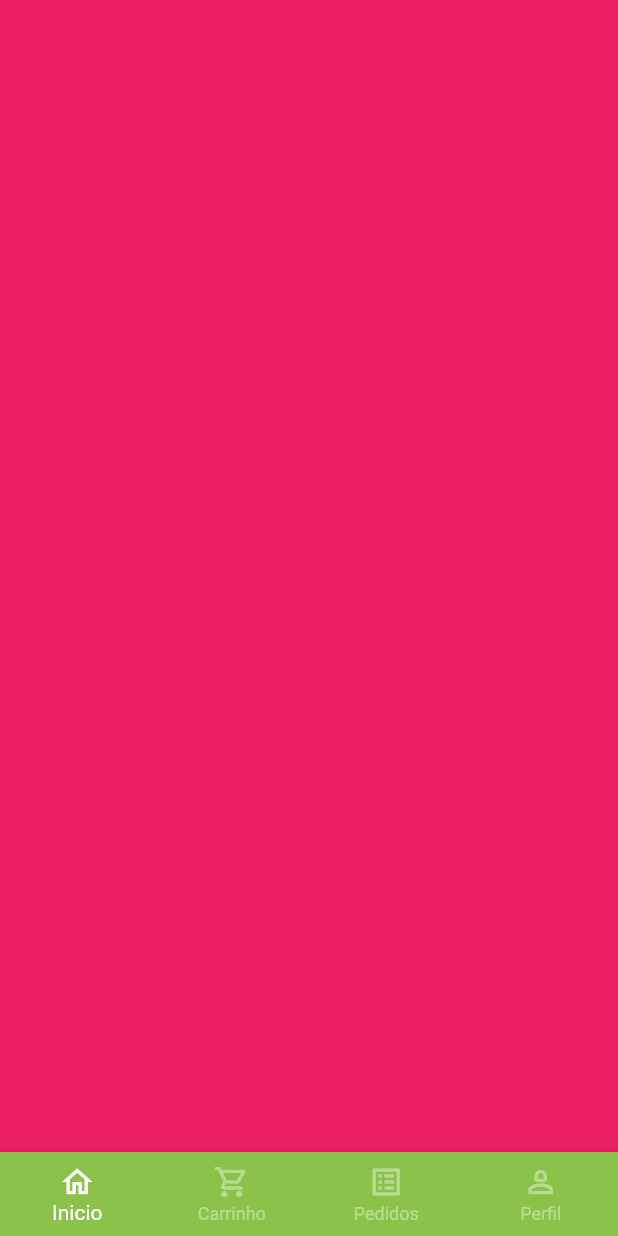
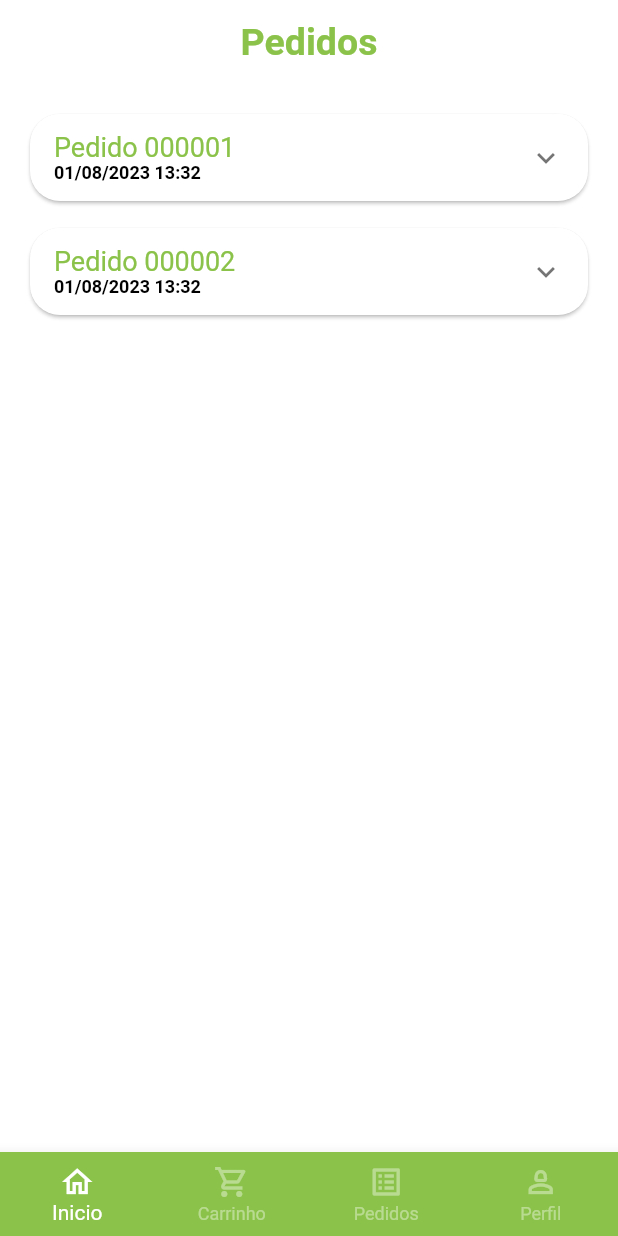
Before and after one commit to Raf-Alcides/greengrocer_mobile, a Flutter app: the BaseScreen screen opened directly, swiped to page 3, on a phone screen of 412 x 824 dp. Run offline on Flutter 3.47's test engine with Material 2 defaults, Android fonts, the phone set to English and light mode, and no system bars; our stand-ins replace animated_text_kit, flutter_screenutil, mask_text_input_formatter, qr_flutter.

Commit message:
Tela de Pedidos

```diff
--- /dev/null
+++ b/lib/app/components/order/order_tile.dart
@@ -0,0 +1,134 @@
+import 'package:flutter/material.dart';
+import 'package:greengrocer_mobile/app/components/order/order_status_widget.dart';
+import 'package:greengrocer_mobile/app/components/widgets/custom_elevated_button.dart';
+import 'package:greengrocer_mobile/app/core/ui/extension/theme_extension.dart';
+import 'package:greengrocer_mobile/app/core/ui/services/utils_services.dart';
+import 'package:greengrocer_mobile/app/models/cart_item_model.dart';
+import 'package:greengrocer_mobile/app/models/order_model.dart';
+
+import '../widgets/payment_dialog.dart';
+
+class OrderTile extends StatelessWidget {
+  final OrderModel orderItem;
+
+  OrderTile({super.key, required this.orderItem});
+
+  final UtilsServices utilsServices = UtilsServices();
+
+  @override
+  Widget build(BuildContext context) {
+    return Card(
+      shape: RoundedRectangleBorder(borderRadius: BorderRadius.circular(20)),
+      child: Theme(
+        data: Theme.of(context).copyWith(dividerColor: Colors.transparent),
+        child: ExpansionTile(
+          title: Column(
+            mainAxisSize: MainAxisSize.min,
+            crossAxisAlignment: CrossAxisAlignment.start,
+            children: [
+              Text(
+                'Pedido ${orderItem.id}',
+                style: TextStyle(color: context.primaryColor, fontSize: 18),
+              ),
+              Text(
+                utilsServices.formatData(orderItem.createDateTime),
+                style: const TextStyle(
+                    fontSize: 12,
+                    fontWeight: FontWeight.bold,
+                    color: Colors.black),
+              )
+            ],
+          ),
+          childrenPadding: const EdgeInsets.fromLTRB(16, 0, 16, 16),
+          expandedCrossAxisAlignment: CrossAxisAlignment.stretch,
+          children: [
+            IntrinsicHeight(
+              child: Row(
+                children: [
+                  Expanded(
+                    flex: 3,
+                    child: SizedBox(
+                      height: 150,
+                      child: ListView(
+                          children: orderItem.items.map((e) {
+                        return _OrdeItemWidget(
+                          utilsServices: utilsServices,
+                          e: e,
+                        );
+                      }).toList()),
+                    ),
+                  ),
+                  VerticalDivider(
+                    color: context.primaryColor,
+                    thickness: 2,
+                    width: 8,
+                  ),
+                  Expanded(
+                    flex: 2,
+                    child: OrderStatusWidget(
+                      status: orderItem.status,
+                      isOrvedue:
+                          orderItem.overdueDateTime.isBefore(DateTime.now()),
+                    ),
+                  ),
+                ],
+              ),
+            ),
+            Text.rich(
+              TextSpan(style: const TextStyle(fontSize: 20), children: [
+                const TextSpan(
+                    text: 'Total',
+                    style: TextStyle(fontWeight: FontWeight.bold)),
+                TextSpan(text: utilsServices.priceToCurrent(orderItem.total))
+              ]),
+            ),
+            const SizedBox(
+              height: 7,
+            ),
+            Visibility(
+                visible: orderItem.status == 'pending_payment',
+                child: CustomElevatedButton(
+                  text: 'Ver Qr Code pix',
+                  onPressed: () {
+                    showDialog(
+                      context: context,
+                      builder: (_) {
+                        return PaymentDialog(order: orderItem,);
+                      },);
+                  },
+                ))
+          ],
+        ),
+      ),
+    );
+  }
+}
+
+class _OrdeItemWidget extends StatelessWidget {
+  final CartItemModel e;
+
+  const _OrdeItemWidget({
+    Key? key,
+    required this.e,
+    required this.utilsServices,
+  }) : super(key: key);
+
+  final UtilsServices utilsServices;
+
+  @override
+  Widget build(BuildContext context) {
+    return Padding(
+      padding: const EdgeInsets.only(bottom: 10),
+      child: Row(
+        children: [
+          Text(
+            '${e.quantity} ${e.item.unit} ',
+            style: const TextStyle(fontWeight: FontWeight.bold),
+          ),
+          Expanded(child: Text(e.item.itemName)),
+          Text(utilsServices.priceToCurrent(e.totalPrice()))
+        ],
+      ),
+    );
+  }
+}
--- a/lib/app/core/app_data.dart
+++ b/lib/app/core/app_data.dart
@@ -1,4 +1,5 @@
 import 'package:greengrocer_mobile/app/models/item_model.dart';
+import 'package:greengrocer_mobile/app/models/order_model.dart';
 import 'package:greengrocer_mobile/app/models/user_model.dart';
 
 import '../models/cart_item_model.dart';
@@ -82,3 +83,43 @@ UserModel user = UserModel(
   senha: '',
   cpf: '076.708.835-29',
 );
+
+List<OrderModel> orders = [
+  OrderModel(
+    id: '000001',
+    createDateTime: DateTime.parse('2023-08-01 13:32:00.000'),
+    overdueDateTime: DateTime.parse('2024-08-01 13:37:00.000'),
+    items: [
+      CartItemModel(
+        item: guava,
+        quantity: 3,
+      ),
+      CartItemModel(
+        item: kiwi,
+        quantity: 2,
+      )
+    ],
+    status: 'pending_payment',
+    copyAndPast: 'codigopixqualquer',
+    total: 6.5,
+  ),
+
+  OrderModel(
+    id: '000002',
+    createDateTime: DateTime.parse('2023-08-01 13:32:00.000'),
+    overdueDateTime: DateTime.parse('2024-08-01 13:37:00.000'),
+    items: [
+      CartItemModel(
+        item: apple,
+        quantity: 3,
+      ),
+      CartItemModel(
+        item: kiwi,
+        quantity: 2,
+      )
+    ],
+    status: 'delivered',
+    copyAndPast: 'codigopixqualquer',
+    total: 6.5,
+  ),
+];
--- a/lib/app/core/ui/services/utils_services.dart
+++ b/lib/app/core/ui/services/utils_services.dart
@@ -1,5 +1,6 @@
 
 import 'package:intl/intl.dart';
+import 'package:intl/date_symbol_data_local.dart';
 
 class UtilsServices {
 
@@ -8,6 +9,10 @@ String priceToCurrent(double price) {
   return numberFormat.format(price);
 }
 
-
+String formatData(DateTime dateTime) {
+  initializeDateFormatting();
+  DateFormat dateFormat = DateFormat.yMd('pt_Br').add_Hm();
+  return dateFormat.format(dateTime);
+}
 
 }
--- /dev/null
+++ b/lib/app/models/order_model.dart
@@ -0,0 +1,21 @@
+import 'package:greengrocer_mobile/app/models/cart_item_model.dart';
+
+class OrderModel {
+  final String id;
+  final DateTime createDateTime;
+  final DateTime overdueDateTime;
+  List<CartItemModel> items;
+  final String status;
+  final String copyAndPast;
+  final double total;
+
+  OrderModel({
+    required this.id,
+    required this.createDateTime,
+    required this.overdueDateTime,
+    required this.items,
+    required this.status,
+    required this.copyAndPast,
+    required this.total,
+  });
+}
--- a/lib/app/pages/base/base_screen.dart
+++ b/lib/app/pages/base/base_screen.dart
@@ -2,6 +2,7 @@ import 'package:flutter/material.dart';
 import 'package:greengrocer_mobile/app/pages/base/cart/cart_tab.dart';
 
 import 'home/home_tab.dart';
+import 'orders/orders_tab.dart';
 import 'profile/profile_tab.dart';
 
 class BaseScreen extends StatefulWidget {
@@ -21,13 +22,11 @@ class _BaseScreenState extends State<BaseScreen> {
       body: PageView(
         physics: const NeverScrollableScrollPhysics(),
         controller: pageController,
-        children: [
-           const HomeTab(),
-           const CartTab(),
-          Container(
-            color: Colors.pink,
-          ),
-          const ProfileTab()
+        children: const [
+           HomeTab(),
+           CartTab(),
+          OrdersTab(),
+          ProfileTab(),
         ],
       ),
       bottomNavigationBar: BottomNavigationBar(
--- /dev/null
+++ b/lib/app/pages/base/orders/orders_tab.dart
@@ -0,0 +1,35 @@
+import 'package:flutter/material.dart';
+import 'package:greengrocer_mobile/app/core/ui/extension/theme_extension.dart';
+import 'package:greengrocer_mobile/app/core/app_data.dart' as app_data;
+
+import '../../../components/order/order_tile.dart';
+
+class OrdersTab extends StatelessWidget {
+  const OrdersTab({super.key});
+
+  @override
+  Widget build(BuildContext context) {
+    return Scaffold(
+      appBar: AppBar(
+        title: Text(
+          'Pedidos',
+          style: TextStyle(
+              fontSize: 25,
+              fontWeight: FontWeight.bold,
+              color: context.primaryColor),
+        ),
+      ),
+      body: ListView.separated(
+        physics: const BouncingScrollPhysics(),
+        padding: const EdgeInsets.all(16),
+        itemBuilder: (_, index) {
+          return OrderTile(orderItem: app_data.orders[index],);
+        },
+        itemCount: app_data.orders.length,
+        separatorBuilder: (_, index) {
+          return const SizedBox(height: 10,);
+        },
+      ),
+    );
+  }
+}
--- a/pubspec.yaml
+++ b/pubspec.yaml
@@ -39,6 +39,7 @@ dependencies:
   animated_text_kit: ^4.2.2
   mask_text_input_formatter: ^2.5.0
   intl: ^0.18.1
+  qr_flutter: ^4.1.0
 
 dev_dependencies:
   flutter_test:
```
Also changed, not shown: lib/app/components/order/order_status_widget.dart (added, +98 -0 lines), lib/app/components/widgets/payment_dialog.dart (added, +62 -0 lines), lib/app/pages/base/cart/cart_tab.dart (+24 -12 lines), pubspec.lock.
